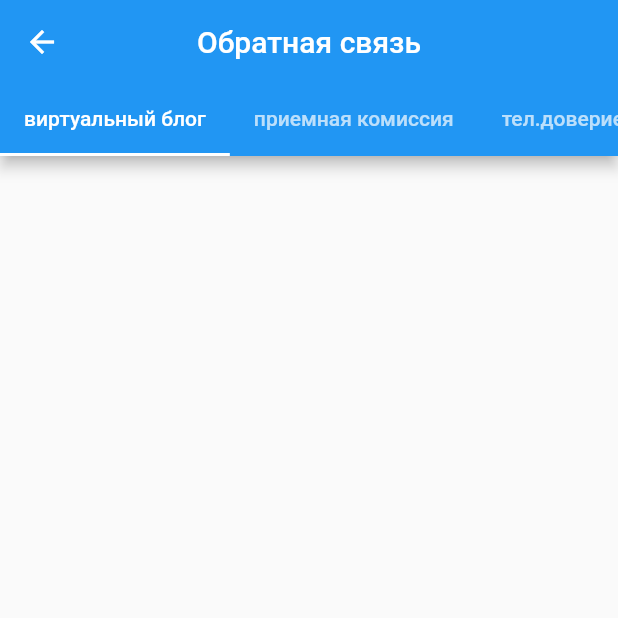
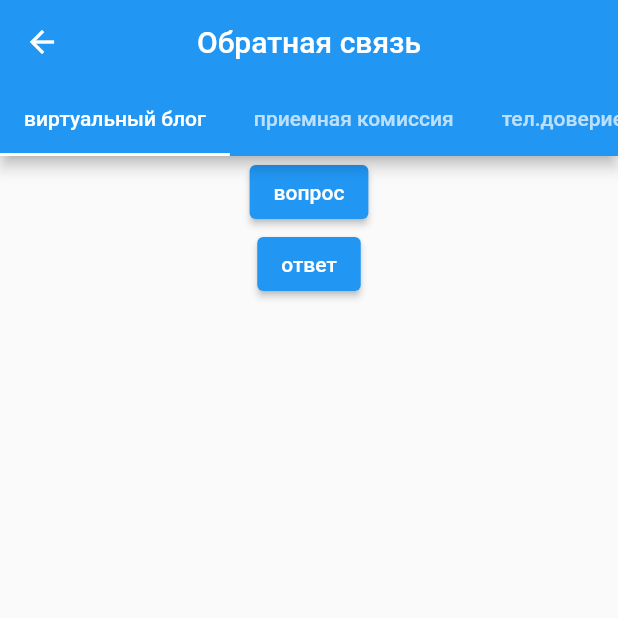
Before and after one commit to barganaev/AbiturientApp, a Flutter app: the FeedbackScreen screen opened directly, on a phone screen of 412 x 824 dp, the top half of it. Run offline on Flutter 3.47's test engine with Material 2 defaults, Android fonts, the phone set to English and light mode, and no system bars; our stand-ins replace hive; accounts and stored records are empty.

Commit message:
changed: screen details

```diff
--- a/lib/screens/feedback_screen.dart
+++ b/lib/screens/feedback_screen.dart
@@ -6,6 +6,9 @@ class FeedbackScreen extends StatefulWidget {
 }
 
 class _FeedbackScreenState extends State<FeedbackScreen> {
+  final items = List<String>.generate(10000, (i) => "Колледж $i");
+  int id = 2;
+
   @override
   Widget build(BuildContext context) {
     return DefaultTabController(
@@ -32,7 +35,103 @@ class _FeedbackScreenState extends State<FeedbackScreen> {
             ],
           ),
         ),
+        body: TabBarView(
+          children: [
+            Column(
+              children: [
+                ElevatedButton(onPressed: (){
+                  ScaffoldMessenger.of(context).showSnackBar(SnackBar(
+                    content: Text('Hello 1'),
+                    duration: Duration(seconds: 1),));
+                }, child: Text('вопрос')),
+                ElevatedButton(onPressed: (){
+                  ScaffoldMessenger.of(context).showSnackBar(SnackBar(
+                    content: Text('Hello 2'),
+                    duration: Duration(seconds: 1),));
+                }, child: Text('ответ')),
+              ],
+            ),
+            Column(
+              children: [
+                Expanded(
+                  flex: 1,
+                  child: ListView.builder(
+                    itemCount: items.length,
+                    itemBuilder: (context, index){
+                      return ListTile(
+                        title: Text('${items[index]}'),
+                      );
+                    }
+                  ),
+                ),
+                Expanded(
+                  flex: 1,
+                  child: Container(
+                    child: ElevatedButton(onPressed: (){
+                      setState(() {
+                        id = 1;
+                      });
+                      showAlertDialog(context);
+                    }, child: Text('инфо о прием. комиссии')),
+                  ),
+                ),
+              ],
+            ),
+            Column(
+              children: [
+                Expanded(
+                  flex: 1,
+                  child: ListView.builder(
+                      itemCount: items.length,
+                      itemBuilder: (context, index){
+                        return ListTile(
+                          title: Text('${items[index]}'),
+                        );
+                      }
+                  ),
+                ),
+                Expanded(
+                  flex: 1,
+                  child: Container(
+                    child: ElevatedButton(onPressed: (){
+                      setState(() {
+                        id = 2;
+                      });
+                      showAlertDialog(context);
+                    }, child: Text('номер колледжей')),
+                  ),
+                ),
+              ],
+            ),
+          ],
+        ),
       ),
     );
   }
+
+  showAlertDialog(BuildContext context) {
+
+    // set up the button
+    Widget okButton = FlatButton(
+      child: Text("OK"),
+      onPressed: () { },
+    );
+
+    // set up the AlertDialog
+    AlertDialog alert = AlertDialog(
+      title: Text("My title"),
+      content: id == 2 ? Text("номер колледжей") : Text('инфо о прием. комис.'),
+      actions: [
+        okButton,
+      ],
+    );
+
+    // show the dialog
+    showDialog(
+      context: context,
+      builder: (BuildContext context) {
+        return alert;
+      },
+    );
+  }
 }
--- a/lib/services/api_provider.dart
+++ b/lib/services/api_provider.dart
@@ -64,7 +64,7 @@ class ApiProvider {
         break;
       case 400:
         log("IN THE 404");
-        throw Exception("JACKSON");
+        throw Exception("ASANICHE");
         break;
       // throw BadRequestException(response.body.toString());
       case 401:
```
